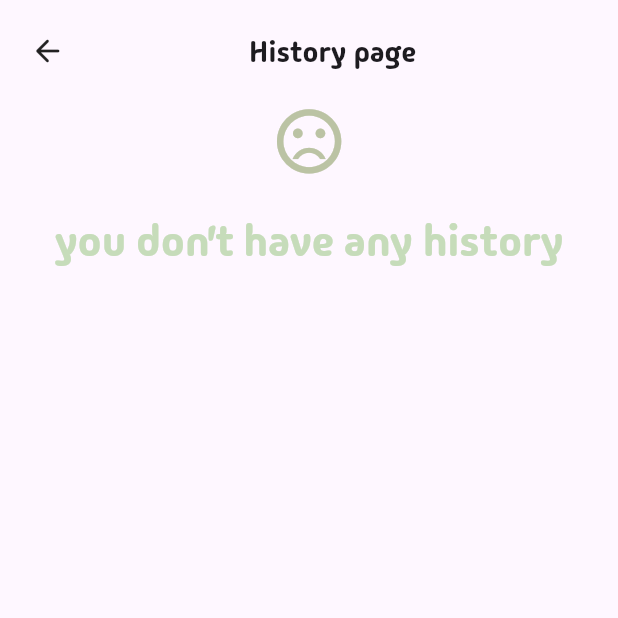
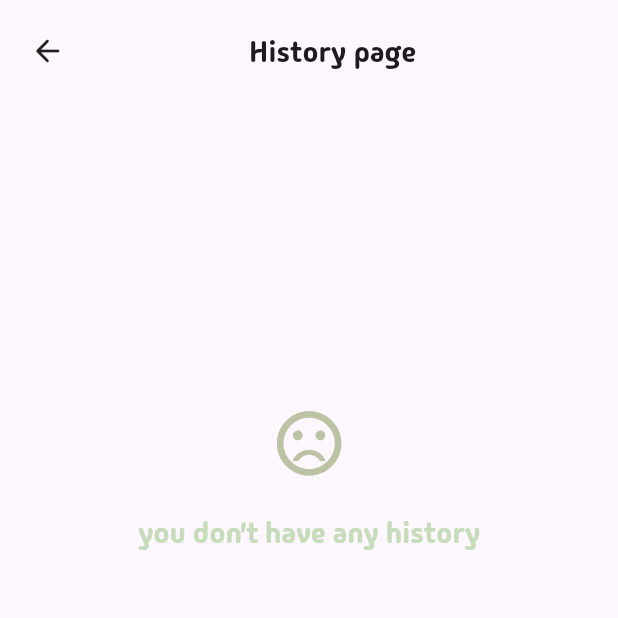
Before and after one commit to ousseeema/transmobile, a Flutter app: the HistoryPage screen opened directly, on a phone screen of 412 x 824 dp, the top half of it. Run offline on Flutter 3.47's test engine with Material 3 defaults, Android fonts, the phone set to English and light mode, and no system bars; drawn by our look-alikes of animated_text_kit; our stand-ins replace country_code_picker, curved_navigation_bar, get, google_maps_flutter, google_places_flutter, icons_plus and 7 more; missing offline and left inert: flutter_multi_select_items, flutter_verification_code, mobkit_dashed_border, popup_card, socket_io_common, text_area; accounts and stored records are empty.

Commit message:
fixing bugs

```diff
--- a/lib/view/home screen/Client/settings Pages/historypage.dart
+++ b/lib/view/home screen/Client/settings Pages/historypage.dart
@@ -50,12 +50,15 @@ class _HistoryPageState extends State<HistoryPage> {
               controller.demandesLiv.isEmpty?
 
                   Column(
+                    crossAxisAlignment: CrossAxisAlignment.center,
+
                   children: [
+                    SizedBox(height: Dimenssions.height20*10,),
                     Icon(Icons.sentiment_dissatisfied_outlined, size: Dimenssions.icon24*2,color: AppColors.iconColor,),
                     SizedBox(height: Dimenssions.height20),
                     Text("you don't have any history", style: TextStyle(
                       color: AppColors.hintTextColor,
-                      fontSize: Dimenssions.font20*1.5
+                      fontSize: Dimenssions.font20
                     ),),
                   ],
                  )
--- a/lib/view/utils/appConstant.dart
+++ b/lib/view/utils/appConstant.dart
@@ -5,8 +5,8 @@
 import 'package:transmobile/view/utils/shared.dart';
 
 class AppConstant  {
-  static String baseurl = "http://192.168.1.38:3000/api/v0";
-   static String socekturl = "http://192.168.1.38:3000";
+  static String baseurl = "http://192.168.100.20:3000/api/v0";
+   static String socekturl = "http://192.168.100.20:3000";
   // client auth endpoints
   static String loginUser = "/authClient/signin";
   static String signup1Client = "/authClient/signup1";
@@ -57,10 +57,10 @@ class AppConstant  {
   static String TransaddTriptohistory = "/transporteur/addtriptohistory/:id";
 
   /// images path
-  static String Clientimage ="http://192.168.1.38:3000/Images/private/users/";
-    static String Transimage ="http://192.168.1.38:3000/Images/private/transporteurs";
-      static String Packagesimage ="http://192.168.1.38:3000/Images/packages/";
-  static String Passportimage ="http://192.168.1.38:3000/Images/passport/";
+  static String Clientimage ="http://192.168.100.20:3000/Images/private/users/";
+    static String Transimage ="http://192.168.100.20:3000/Images/private/transporteurs";
+      static String Packagesimage ="http://192.168.100.20:3000/Images/packages/";
+  static String Passportimage ="http://192.168.100.20:3000/Images/passport/";
 
 
 
```
Also changed, not shown: lib/controller/homeScreen/Client/settingsController.dart (+1 -7 lines), lib/view/components/charts.dart (added, +19 -0 lines), lib/view/home screen/Client/settings Pages/InfoCenter.dart (+29 -14 lines).
